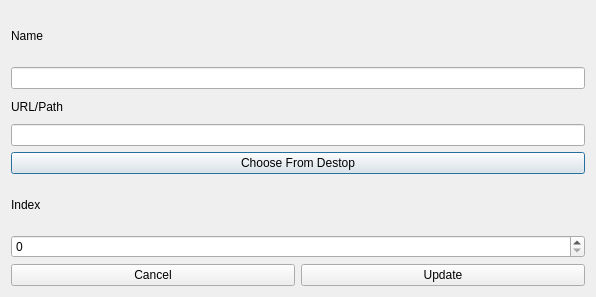
daniel-deru/WorkMate-3.0, file designs/xml/apps_edit_window.ui: the form before one commit.
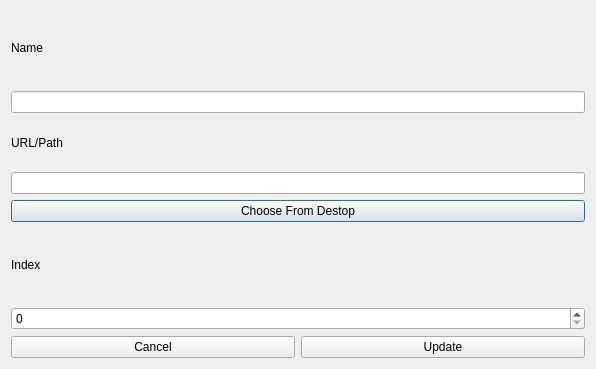
The form after the commit.

Diff of the .ui file:
```diff
--- a/designs/xml/apps_edit_window.ui
+++ b/designs/xml/apps_edit_window.ui
@@ -7,7 +7,7 @@
     <x>0</x>
     <y>0</y>
     <width>596</width>
-    <height>297</height>
+    <height>369</height>
    </rect>
   </property>
   <property name="windowTitle">
@@ -41,11 +41,15 @@
       <widget class="QLineEdit" name="lnedt_path"/>
      </item>
      <item>
+      <layout class="QHBoxLayout" name="horizontalLayout_2">
+       <item>
       <widget class="QPushButton" name="btn_desktop">
        <property name="text">
         <string>Choose From Destop</string>
        </property>
       </widget>
+       </item>
+      </layout>
      </item>
     </layout>
    </item>
```
Lines whose indentation alone changed are shown as unchanged.
